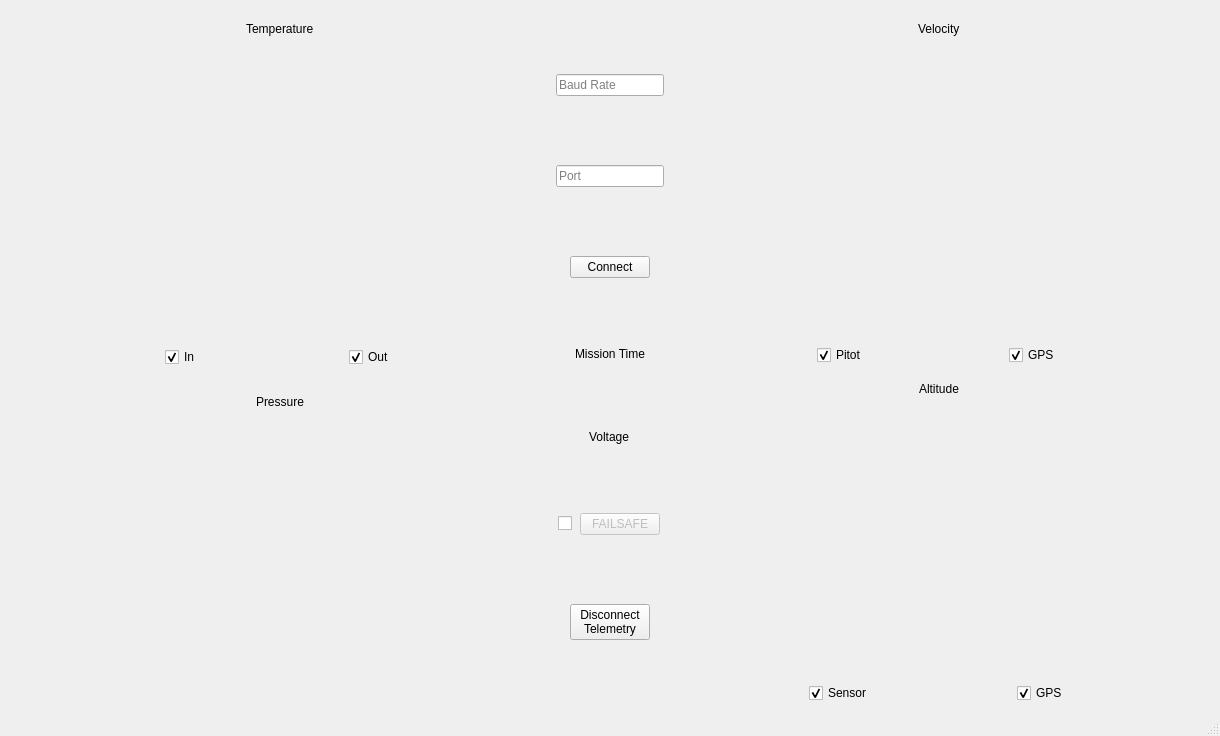
Before: the Qt Designer form mainwindow.ui in rohanchopra/cansat16, drawn with Qt 5.
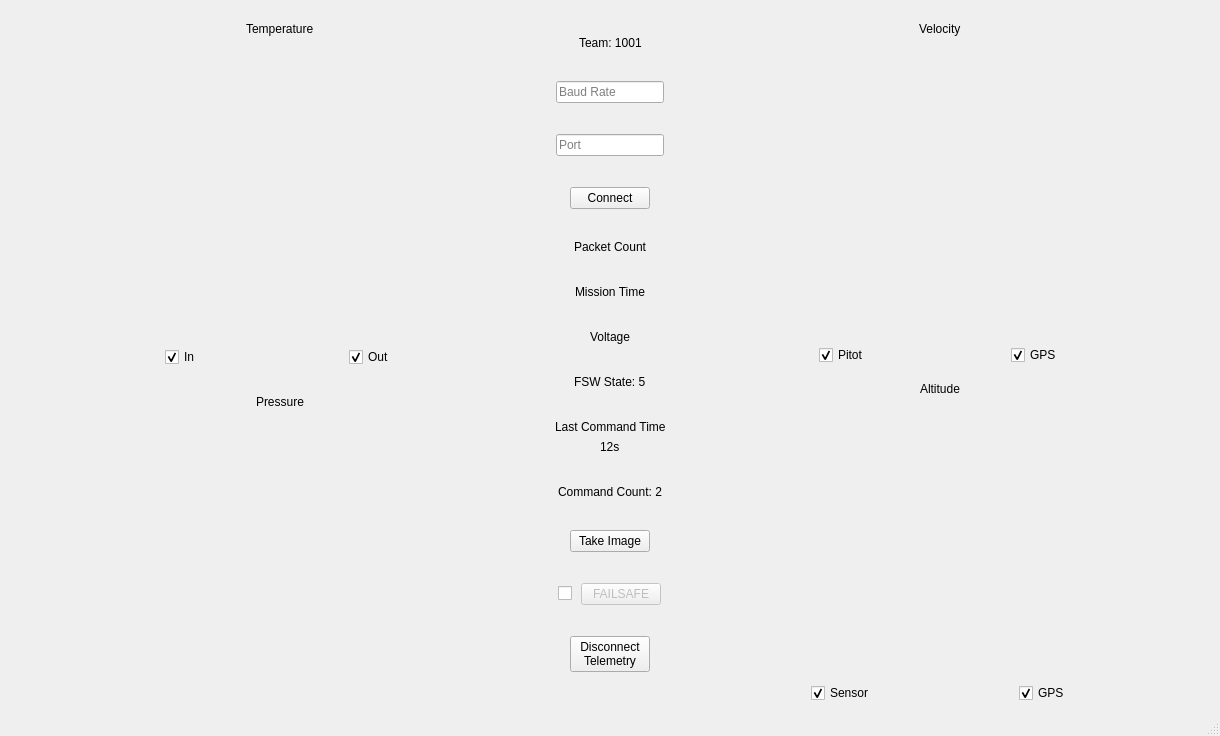
After: the same form once the commit is applied.

Commit message: Last minute changes before the competition

Patch:
```diff
--- a/mainwindow.ui
+++ b/mainwindow.ui
@@ -178,6 +178,23 @@
       <property name="sizeConstraint">
        <enum>QLayout::SetFixedSize</enum>
       </property>
+      <item>
+       <layout class="QHBoxLayout" name="horizontalLayout_9">
+        <item alignment="Qt::AlignHCenter">
+         <widget class="QLabel" name="teamIdText">
+          <property name="sizePolicy">
+           <sizepolicy hsizetype="Fixed" vsizetype="Fixed">
+            <horstretch>0</horstretch>
+            <verstretch>0</verstretch>
+           </sizepolicy>
+          </property>
+          <property name="text">
+           <string>Team: 1001</string>
+          </property>
+         </widget>
+        </item>
+       </layout>
+      </item>
       <item>
        <layout class="QHBoxLayout" name="baudRateLayout">
         <item>
@@ -238,6 +255,23 @@
         </item>
        </layout>
       </item>
+      <item>
+       <layout class="QHBoxLayout" name="horizontalLayout_8">
+        <item alignment="Qt::AlignHCenter">
+         <widget class="QLabel" name="packetCountText">
+          <property name="sizePolicy">
+           <sizepolicy hsizetype="Fixed" vsizetype="Fixed">
+            <horstretch>0</horstretch>
+            <verstretch>0</verstretch>
+           </sizepolicy>
+          </property>
+          <property name="text">
+           <string>Packet Count</string>
+          </property>
+         </widget>
+        </item>
+       </layout>
+      </item>
       <item>
        <layout class="QHBoxLayout" name="missionTimeLayout">
         <item>
@@ -272,6 +306,98 @@
         </item>
        </layout>
       </item>
+      <item>
+       <layout class="QHBoxLayout" name="horizontalLayout_7">
+        <item alignment="Qt::AlignHCenter">
+         <widget class="QLabel" name="fswStateText">
+          <property name="sizePolicy">
+           <sizepolicy hsizetype="Fixed" vsizetype="Fixed">
+            <horstretch>0</horstretch>
+            <verstretch>0</verstretch>
+           </sizepolicy>
+          </property>
+          <property name="text">
+           <string>FSW State: 5</string>
+          </property>
+         </widget>
+        </item>
+       </layout>
+      </item>
+      <item>
+       <layout class="QVBoxLayout" name="verticalLayout_4">
+        <property name="topMargin">
+         <number>0</number>
+        </property>
+        <item>
+         <layout class="QHBoxLayout" name="horizontalLayout_6">
+          <item>
+           <widget class="QLabel" name="commandTimeLabel">
+            <property name="sizePolicy">
+             <sizepolicy hsizetype="Fixed" vsizetype="Fixed">
+              <horstretch>0</horstretch>
+              <verstretch>0</verstretch>
+             </sizepolicy>
+            </property>
+            <property name="text">
+             <string>Last Command Time</string>
+            </property>
+           </widget>
+          </item>
+         </layout>
+        </item>
+        <item>
+         <layout class="QHBoxLayout" name="horizontalLayout_5">
+          <item>
+           <widget class="QLabel" name="commandTimeText">
+            <property name="sizePolicy">
+             <sizepolicy hsizetype="Fixed" vsizetype="Fixed">
+              <horstretch>0</horstretch>
+              <verstretch>0</verstretch>
+             </sizepolicy>
+            </property>
+            <property name="text">
+             <string>12s</string>
+            </property>
+           </widget>
+          </item>
+         </layout>
+        </item>
+       </layout>
+      </item>
+      <item>
+       <layout class="QHBoxLayout" name="horizontalLayout_2">
+        <item alignment="Qt::AlignHCenter">
+         <widget class="QLabel" name="commandCountText">
+          <property name="sizePolicy">
+           <sizepolicy hsizetype="Fixed" vsizetype="Fixed">
+            <horstretch>0</horstretch>
+            <verstretch>0</verstretch>
+           </sizepolicy>
+          </property>
+          <property name="text">
+           <string>Command Count: 2</string>
+          </property>
+         </widget>
+        </item>
+       </layout>
+      </item>
+      <item>
+       <layout class="QHBoxLayout" name="horizontalLayout_4" stretch="0">
+        <item alignment="Qt::AlignHCenter">
+         <widget class="QPushButton" name="imageButton">
+          <property name="sizePolicy">
+           <sizepolicy hsizetype="Fixed" vsizetype="Fixed">
+            <horstretch>0</horstretch>
+            <verstretch>0</verstretch>
+           </sizepolicy>
+          </property>
+          <property name="text">
+           <string>Take Image</string>
+          </property>
+         </widget>
+        </item>
+       </layout>
+      </item>
       <item>
        <layout class="QHBoxLayout" name="failsafeLayout">
         <item>
```
Left out of the diff: 1 changed line with no effect on the pictures. The commit also changes 11 other files.
